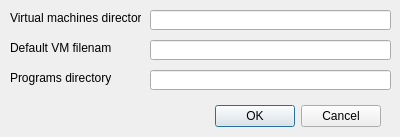
First picture: the form in util/setup.ui, repository DarthAkiraNihil/GerviRemastered, before the edit.
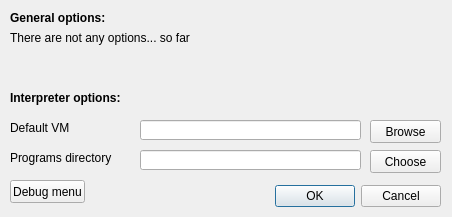
Second picture: the form after the edit.

```diff
--- a/util/setup.ui
+++ b/util/setup.ui
@@ -6,8 +6,8 @@
    <rect>
     <x>0</x>
     <y>0</y>
-    <width>400</width>
-    <height>137</height>
+    <width>452</width>
+    <height>217</height>
    </rect>
   </property>
   <property name="windowTitle">
@@ -17,8 +17,8 @@
    <property name="geometry">
     <rect>
      <x>40</x>
-     <y>100</y>
-     <width>341</width>
+     <y>180</y>
+     <width>401</width>
      <height>32</height>
     </rect>
    </property>
@@ -29,51 +29,12 @@
     <set>QDialogButtonBox::Cancel|QDialogButtonBox::Ok</set>
    </property>
   </widget>
-  <widget class="QLabel" name="label">
-   <property name="geometry">
-    <rect>
-     <x>10</x>
-     <y>10</y>
-     <width>131</width>
-     <height>16</height>
-    </rect>
-   </property>
-   <property name="text">
-    <string>Virtual machines directory:</string>
-   </property>
-  </widget>
-  <widget class="QLabel" name="label_2">
-   <property name="geometry">
-    <rect>
-     <x>10</x>
-     <y>40</y>
-     <width>101</width>
-     <height>16</height>
-    </rect>
-   </property>
-   <property name="text">
-    <string>Default VM filename:</string>
-   </property>
-  </widget>
-  <widget class="QLabel" name="label_3">
-   <property name="geometry">
-    <rect>
-     <x>10</x>
-     <y>70</y>
-     <width>101</width>
-     <height>16</height>
-    </rect>
-   </property>
-   <property name="text">
-    <string>Programs directory:</string>
-   </property>
-  </widget>
   <widget class="QLineEdit" name="lineEdit">
    <property name="geometry">
     <rect>
-     <x>150</x>
-     <y>10</y>
-     <width>241</width>
+     <x>140</x>
+     <y>120</y>
+     <width>221</width>
      <height>20</height>
     </rect>
    </property>
@@ -81,21 +42,127 @@
   <widget class="QLineEdit" name="lineEdit_2">
    <property name="geometry">
     <rect>
-     <x>150</x>
-     <y>40</y>
-     <width>241</width>
+     <x>140</x>
+     <y>150</y>
+     <width>221</width>
      <height>20</height>
     </rect>
    </property>
   </widget>
-  <widget class="QLineEdit" name="lineEdit_3">
+  <widget class="QLabel" name="label_3">
    <property name="geometry">
     <rect>
-     <x>150</x>
-     <y>70</y>
-     <width>241</width>
-     <height>20</height>
+     <x>10</x>
+     <y>120</y>
+     <width>101</width>
+     <height>16</height>
     </rect>
+   </property>
+   <property name="text">
+    <string>Default VM</string>
+   </property>
+  </widget>
+  <widget class="QLabel" name="label_2">
+   <property name="geometry">
+    <rect>
+     <x>10</x>
+     <y>150</y>
+     <width>121</width>
+     <height>16</height>
+    </rect>
+   </property>
+   <property name="text">
+    <string>Programs directory</string>
+   </property>
+  </widget>
+  <widget class="QPushButton" name="pushButton">
+   <property name="geometry">
+    <rect>
+     <x>370</x>
+     <y>120</y>
+     <width>71</width>
+     <height>23</height>
+    </rect>
+   </property>
+   <property name="text">
+    <string>Browse</string>
+   </property>
+  </widget>
+  <widget class="QPushButton" name="pushButton_2">
+   <property name="geometry">
+    <rect>
+     <x>370</x>
+     <y>150</y>
+     <width>71</width>
+     <height>23</height>
+    </rect>
+   </property>
+   <property name="text">
+    <string>Choose</string>
+   </property>
+  </widget>
+  <widget class="QLabel" name="label">
+   <property name="geometry">
+    <rect>
+     <x>10</x>
+     <y>90</y>
+     <width>121</width>
+     <height>16</height>
+    </rect>
+   </property>
+   <property name="font">
+    <font>
+     <weight>75</weight>
+     <bold>true</bold>
+    </font>
+   </property>
+   <property name="text">
+    <string>Interpreter options:</string>
+   </property>
+  </widget>
+  <widget class="QLabel" name="label_4">
+   <property name="geometry">
+    <rect>
+     <x>10</x>
+     <y>10</y>
+     <width>101</width>
+     <height>16</height>
+    </rect>
+   </property>
+   <property name="font">
+    <font>
+     <weight>75</weight>
+     <bold>true</bold>
+    </font>
+   </property>
+   <property name="text">
+    <string>General options:</string>
+   </property>
+  </widget>
+  <widget class="QLabel" name="label_5">
+   <property name="geometry">
+    <rect>
+     <x>10</x>
+     <y>30</y>
+     <width>181</width>
+     <height>16</height>
+    </rect>
+   </property>
+   <property name="text">
+    <string>There are not any options... so far</string>
+   </property>
+  </widget>
+  <widget class="QPushButton" name="pushButton_3">
+   <property name="geometry">
+    <rect>
+     <x>10</x>
+     <y>180</y>
+     <width>75</width>
+     <height>23</height>
+    </rect>
+   </property>
+   <property name="text">
+    <string>Debug menu</string>
    </property>
   </widget>
  </widget>
```
